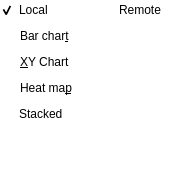
Before: the Qt Designer form widgets/charttype.ui in Elv13/sigrok_frontend, drawn with Qt 5.
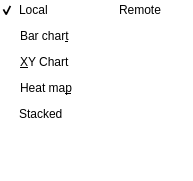
After: the same form once the commit is applied.

What changed in the file:
```diff
--- a/widgets/charttype.ui
+++ b/widgets/charttype.ui
@@ -7,7 +7,7 @@
     <x>0</x>
     <y>0</y>
     <width>193</width>
-    <height>176</height>
+    <height>181</height>
    </rect>
   </property>
   <property name="windowTitle">
```
